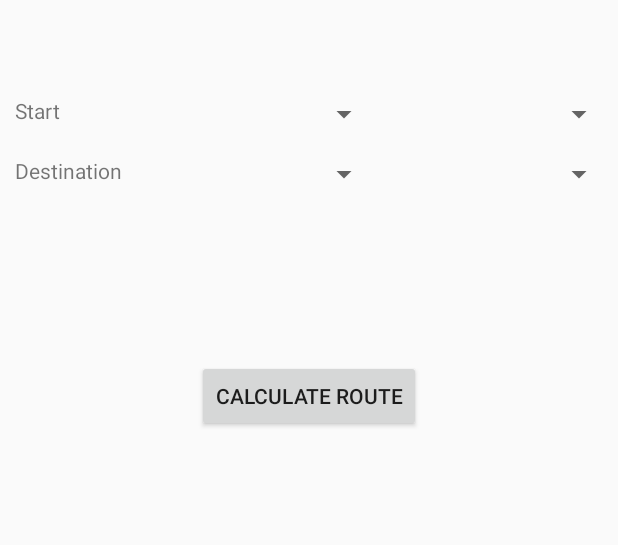
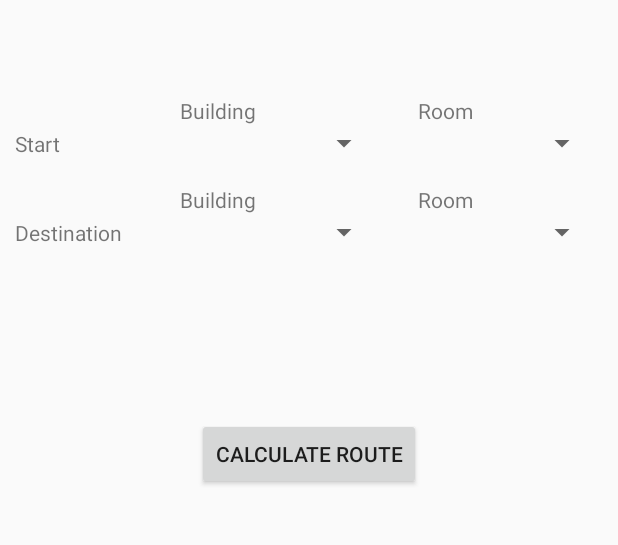
Before and after one commit to fossij/Monumap, an Android app: the screen it shows after launch (Home), on a phone screen of 412 x 824 dp, the part 313-858 px from its top. Run offline under Robolectric (Android 15) with nearby library versions, the phone set to English and light mode, and no system bars; libraries missing offline, so code that uses them is left out: org.json.simple; 9 statements that could not run were skipped.

Commit message:
Added labels to dropdowns

```diff
--- a/app/src/main/res/layout/home.xml
+++ b/app/src/main/res/layout/home.xml
@@ -47,19 +47,44 @@
                 android:id="@+id/start_text"
                 android:layout_width="wrap_content"
                 android:layout_height="match_parent"
+                android:layout_marginTop="22dp"
                 android:width="100sp"
                 android:text="@string/start_home" />
+
+            <LinearLayout
+                android:layout_width="wrap_content"
+                android:layout_height="match_parent"
+                android:orientation="vertical"
+                android:layout_marginEnd="15dp">
+
+                <TextView
+                    android:text="@string/home_building_dropdown_label"
+                    android:layout_width="wrap_content"
+                    android:layout_height="wrap_content"
+                    android:layout_marginStart="10dp"/>
 
                 <Spinner
                     android:id="@+id/start_building"
                     android:layout_width="143dp"
+                    android:layout_height="match_parent" />
+            </LinearLayout>
+
+            <LinearLayout
+                android:layout_width="wrap_content"
                 android:layout_height="match_parent"
-                android:layout_marginEnd="30dp" />
+                android:orientation="vertical">
+
+                <TextView
+                    android:text="@string/home_room_dropdown_label"
+                    android:layout_width="wrap_content"
+                    android:layout_height="wrap_content"
+                    android:layout_marginStart="10dp"/>
 
                 <Spinner
                     android:id="@+id/start_room"
-                android:layout_width="match_parent"
+                    android:layout_width="130dp"
                     android:layout_height="match_parent" />
+            </LinearLayout>
 
         </LinearLayout>
 
@@ -77,19 +102,44 @@
                 android:id="@+id/destination_text"
                 android:layout_width="wrap_content"
                 android:layout_height="match_parent"
+                android:layout_marginTop="22dp"
                 android:width="100sp"
                 android:text="@string/destination_home" />
+
+            <LinearLayout
+                android:layout_width="wrap_content"
+                android:layout_height="match_parent"
+                android:orientation="vertical"
+                android:layout_marginEnd="15dp">
+
+                <TextView
+                    android:text="@string/home_building_dropdown_label"
+                    android:layout_width="wrap_content"
+                    android:layout_height="wrap_content"
+                    android:layout_marginStart="10dp"/>
 
                 <Spinner
                     android:id="@+id/destination_building"
                     android:layout_width="143dp"
+                    android:layout_height="wrap_content" />
+            </LinearLayout>
+
+            <LinearLayout
+                android:layout_width="wrap_content"
                 android:layout_height="match_parent"
-                android:layout_marginEnd="30dp" />
+                android:orientation="vertical">
+
+                <TextView
+                    android:text="@string/home_room_dropdown_label"
+                    android:layout_width="wrap_content"
+                    android:layout_height="wrap_content"
+                    android:layout_marginStart="10dp"/>
 
                 <Spinner
                     android:id="@+id/destination_room"
-                android:layout_width="match_parent"
-                android:layout_height="match_parent" />
+                    android:layout_width="130dp"
+                    android:layout_height="wrap_content" />
+            </LinearLayout>
         </LinearLayout>
 
         <Button
--- a/app/src/main/res/values/strings.xml
+++ b/app/src/main/res/values/strings.xml
@@ -51,4 +51,6 @@
     <string name="recent_routes_distance"><![CDATA[Distance: %1$d ft.]]></string>
     <string name="recent_routes_home_btn_text">Home</string>
     <string name="recent_routes_calc_btn_text">Calculate Route</string>
+    <string name="home_building_dropdown_label">Building</string>
+    <string name="home_room_dropdown_label">Room</string>
 </resources>
```
Lines whose indentation alone changed are shown as unchanged.
